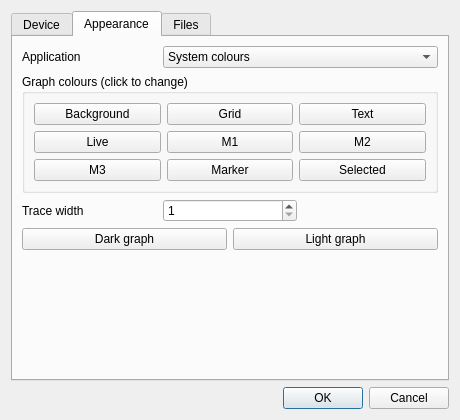
This is src/ui/settingsdialog.ui in erikkaashoek/tinySA-app as Qt 5 draws it before an edit. The edited form follows.
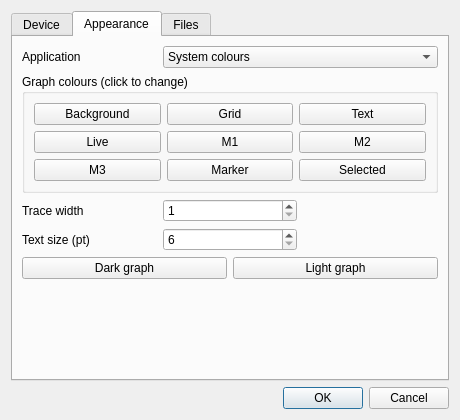
This is the edited form. The open tabs and pages were chosen to show the change.

Patch:
```diff
--- a/src/ui/settingsdialog.ui
+++ b/src/ui/settingsdialog.ui
@@ -221,7 +221,24 @@
          </property>
         </widget>
        </item>
-       <item row="3" column="0" colspan="3">
+       <item row="3" column="0">
+        <widget class="QLabel" name="fontSizeLabel">
+         <property name="text">
+          <string>Text size (pt)</string>
+         </property>
+        </widget>
+       </item>
+       <item row="3" column="1">
+        <widget class="QSpinBox" name="fontSizeSpin">
+         <property name="minimum">
+          <number>6</number>
+         </property>
+         <property name="maximum">
+          <number>20</number>
+         </property>
+        </widget>
+       </item>
+       <item row="4" column="0" colspan="3">
         <layout class="QHBoxLayout" name="presetLayout">
          <item>
           <widget class="QPushButton" name="darkPresetButton">
@@ -239,7 +256,7 @@
          </item>
         </layout>
        </item>
-       <item row="4" column="0">
+       <item row="5" column="0">
         <spacer name="appearanceSpacer">
          <property name="orientation">
           <enum>Qt::Orientation::Vertical</enum>
```
